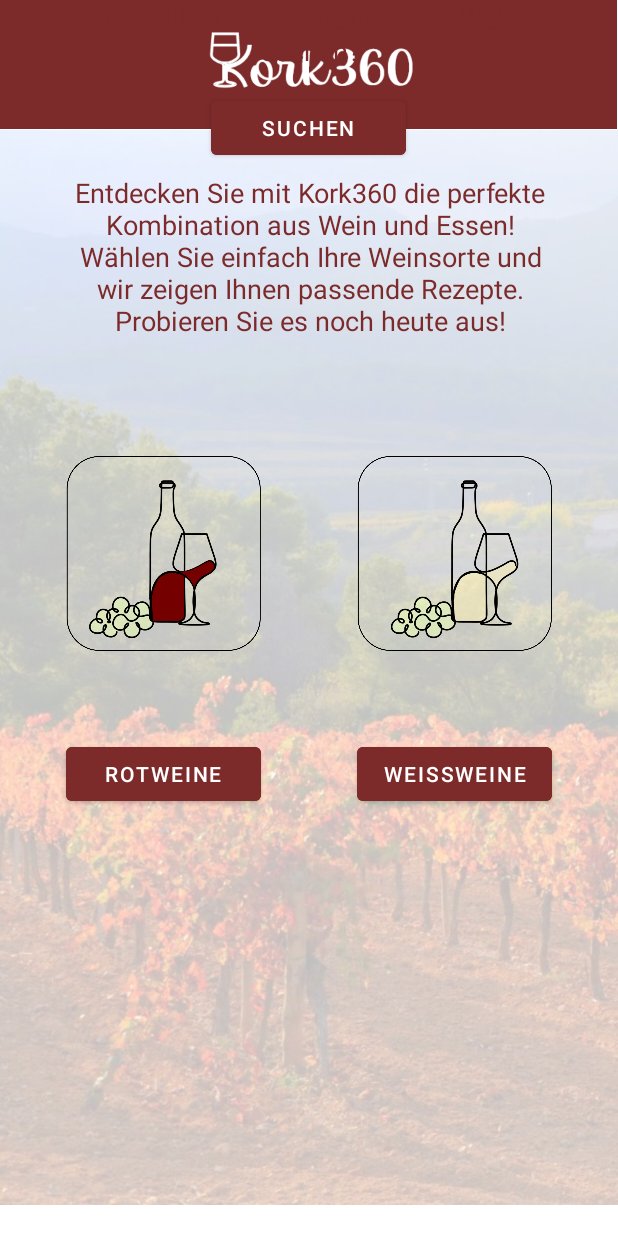
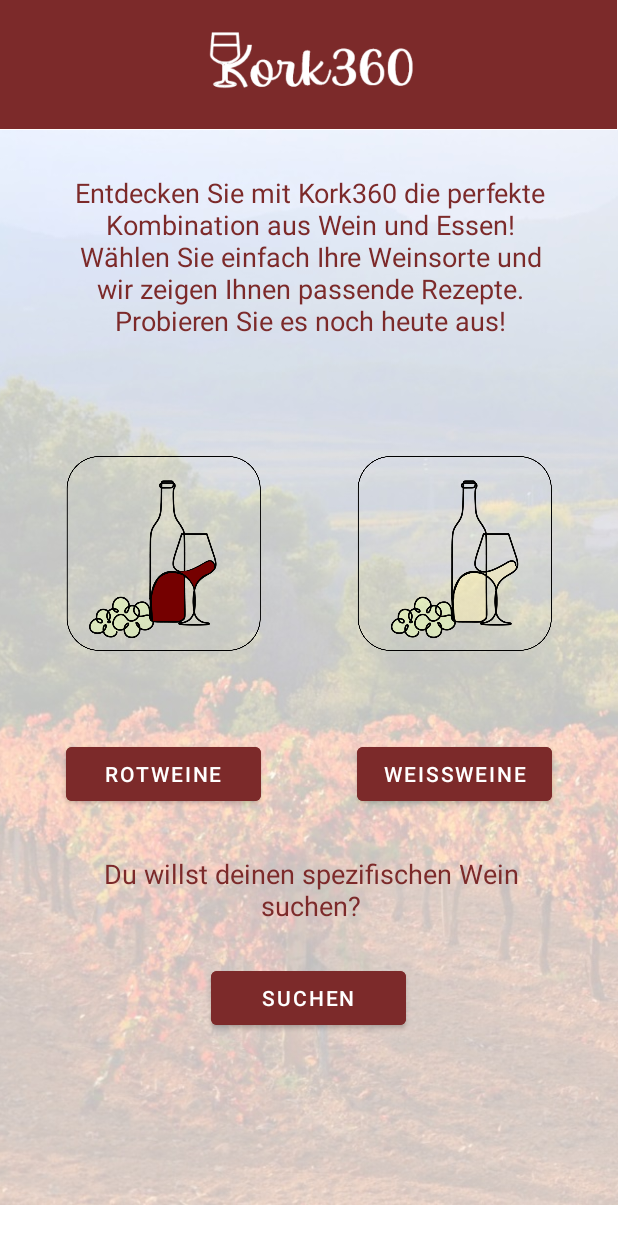
Before and after one commit to stefsGIT/NewKork2.0, an Android app: the screen it shows after launch (MainActivity), on a phone screen of 412 x 824 dp. Run offline under Robolectric (Android 15) with nearby library versions, the light colour scheme and no system bars.

Commit message:
Änderungen

```diff
--- a/app/src/main/java/com/example/newkork/DatabaseRecept.java
+++ b/app/src/main/java/com/example/newkork/DatabaseRecept.java
@@ -22,7 +22,7 @@ public class DatabaseRecept extends SQLiteOpenHelper {
     private static final String COLUMN_RECIPE = "recipe";
     private static final String COLUMN_VEGI = "recipeVegi";
     private static final String COLUMN_RECIPETYPE = "recipeType";
-    private static final String COLUMN_WINETYPE = "recipeType";
+    private static final String COLUMN_WINETYPE = "wineType";
 
     public static final String SQL_Create =
             "create table " +
--- a/app/src/main/res/layout/activity_gericht.xml
+++ b/app/src/main/res/layout/activity_gericht.xml
@@ -10,7 +10,7 @@
         android:id="@+id/Zurueck"
         android:layout_width="130dp"
         android:layout_height="48dp"
-        android:layout_marginTop="20dp"
+        android:layout_marginTop="30dp"
         android:backgroundTint="#7C2A2A"
         android:text="Zurück"
         app:layout_constraintEnd_toEndOf="parent"
--- a/app/src/main/res/layout/activity_main.xml
+++ b/app/src/main/res/layout/activity_main.xml
@@ -64,7 +64,7 @@
         app:layout_constraintEnd_toEndOf="parent"
         app:layout_constraintHorizontal_bias="0.516"
         app:layout_constraintStart_toStartOf="parent"
-        app:layout_constraintTop_toBottomOf="@+id/Vegi" />
+        app:layout_constraintTop_toBottomOf="@+id/Rotwein" />
 
     <Button
         android:id="@+id/Rotwein"
@@ -81,7 +81,7 @@
         android:id="@+id/Suchen"
         android:layout_width="130dp"
         android:layout_height="48dp"
-        android:layout_marginTop="15dp"
+        android:layout_marginTop="25dp"
         android:backgroundTint="#7C2A2A"
         android:text="Suchen"
         app:layout_constraintEnd_toEndOf="parent"
```
Also changed, not shown: app/src/main/java/com/example/newkork/NewActivity.java (+13 -0 lines).
